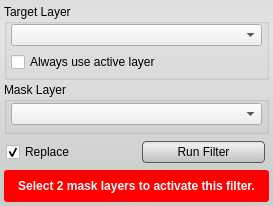
This is src/Interface/ToolInterface/OrFilterInterface.ui in jessdtate/Seg3D as Qt 5 draws it before an edit. The edited form follows.
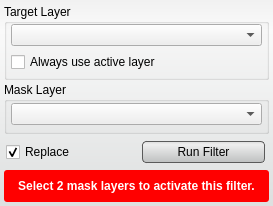
This is the edited form. Custom widgets are drawn as their Qt base class.

Patch:
```diff
--- a/src/Interface/ToolInterface/OrFilterInterface.ui
+++ b/src/Interface/ToolInterface/OrFilterInterface.ui
@@ -22,7 +22,7 @@
   <property name="styleSheet">
    <string notr="true">QWidget#OrFilterInterface{
 	border-radius: 3px;
-	background-color: qlineargradient(spread:pad, x1:0.5, y1:0, x2:0.5, y2:0.960227, stop:0 rgba(221, 221, 221, 255), stop:0.155779 rgba(228, 228, 228, 255), stop:1 rgba(202, 204, 204, 255));      
+	background-color: qlineargradient(spread:pad, x1:0.5, y1:0, x2:0.5, y2:0.960227, stop:0 rgba(241, 241, 241, 255), stop:0.155779 rgba(250, 250, 250, 255), stop:1 rgba(222, 224, 224, 255));      
 }
 
 
```
